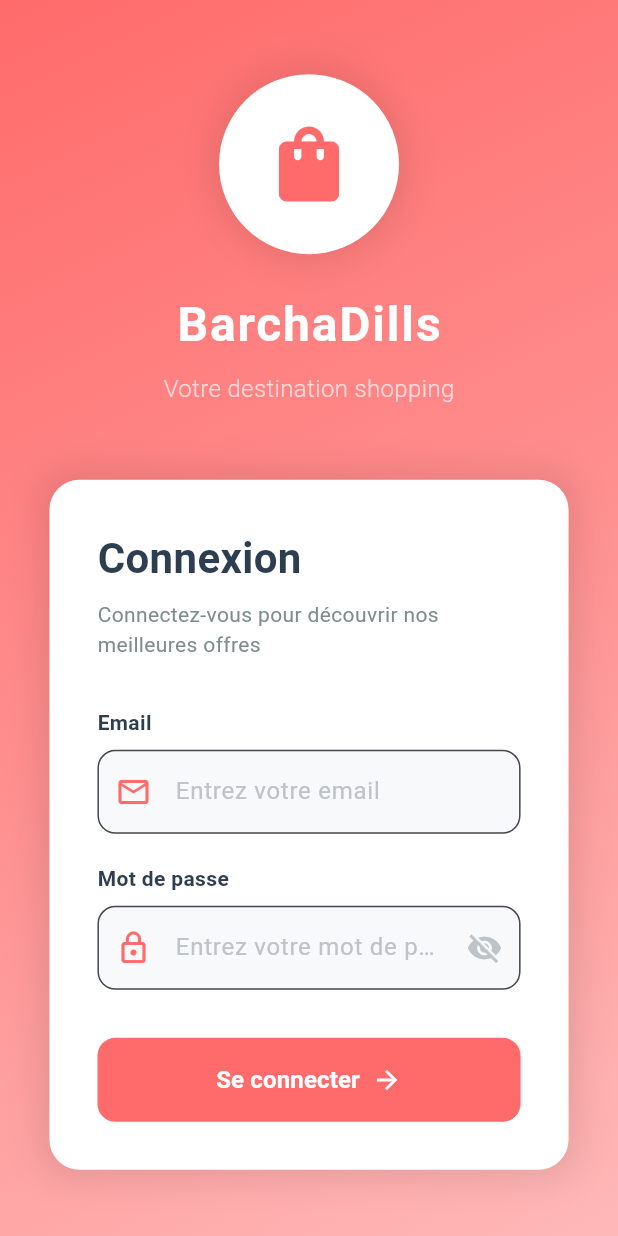
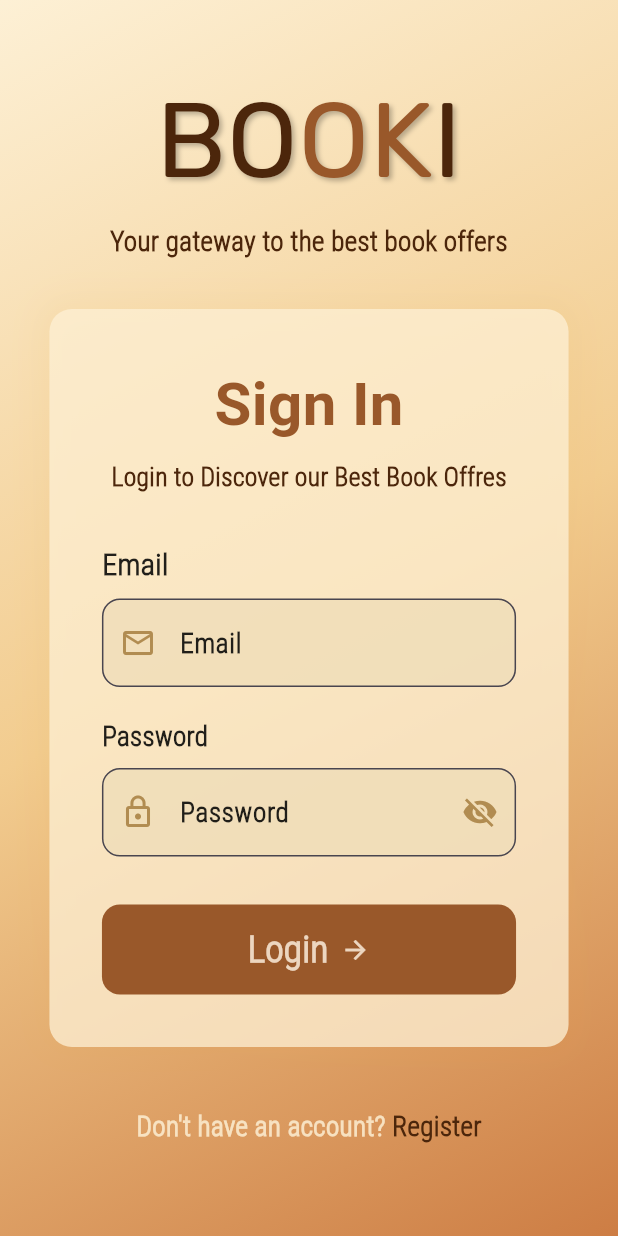
Before and after one commit to Yasmine-Hmida/BOOKI, a Flutter app: the screen it shows after launch, on a phone screen of 412 x 824 dp. Run offline on Flutter 3.47's test engine with Material 3 defaults, Android fonts, the phone set to English and light mode, and no system bars; project files that could hold a hidden picture were left out.

Commit message:
Creation of the Login Page

```diff
--- a/lib/screens/home_screen.dart
+++ b/lib/screens/home_screen.dart
@@ -1,3 +1,5 @@
+// ignore_for_file: library_private_types_in_public_api, deprecated_member_use
+
 import 'package:flutter/material.dart';
 
 class HomeScreen extends StatefulWidget {
@@ -360,7 +362,7 @@ class _HomeScreenState extends State<HomeScreen> {
         ),
 
         // Grille des catégories
-        Container(
+        SizedBox(
           height: 120,
           child: ListView.builder(
             scrollDirection: Axis.horizontal,
@@ -446,7 +448,7 @@ class _HomeScreenState extends State<HomeScreen> {
         ),
 
         // Liste horizontale des promotions
-        Container(
+        SizedBox(
           height: 120,
           child: ListView.builder(
             scrollDirection: Axis.horizontal,
--- a/lib/screens/login_screen.dart
+++ b/lib/screens/login_screen.dart
@@ -1,3 +1,5 @@
+// ignore_for_file: library_private_types_in_public_api, deprecated_member_use
+
 import 'package:flutter/material.dart';
 
 class LoginScreen extends StatefulWidget {
@@ -8,193 +10,182 @@ class LoginScreen extends StatefulWidget {
 }
 
 class _LoginScreenState extends State<LoginScreen> {
-  // Contrôleurs pour les champs de texte email et mot de passe
   final TextEditingController _emailController = TextEditingController();
   final TextEditingController _passwordController = TextEditingController();
-
-  // Variable pour contrôler la visibilité du mot de passe
   bool _showPassword = false;
 
-  // Méthode pour gérer la connexion utilisateur
   void _handleLogin() {
-    // Récupération des valeurs saisies
     final email = _emailController.text;
     final password = _passwordController.text;
 
-    // Vérification que les champs ne sont pas vides
     if (email.isEmpty || password.isEmpty) {
       ScaffoldMessenger.of(context).showSnackBar(
         const SnackBar(
-          content: Text('Veuillez remplir tous les champs'),
-          backgroundColor: Color(0xFFE74C3C),
+          content: Text('Please Fill all the Fields'),
+          backgroundColor: Color(0xFF99582a),
         ),
       );
       return;
     }
 
-    // Validation du format email avec regex
     final emailRegex = RegExp(r'^[^\s@]+@[^\s@]+\.[^\s@]+$');
     if (!emailRegex.hasMatch(email)) {
       ScaffoldMessenger.of(context).showSnackBar(
         const SnackBar(
-          content: Text('Format email invalide'),
-          backgroundColor: Color(0xFFE74C3C),
+          content: Text('Invalid Email Format'),
+          backgroundColor: Color(0xFF99582a),
         ),
       );
       return;
     }
 
-    // Vérification des identifiants (test simple)
     if (email == 'test@barchadills.com' && password == '123456') {
       ScaffoldMessenger.of(context).showSnackBar(
         const SnackBar(
-          content: Text('Connexion réussie! Bienvenue sur BarchaDills 🛍️'),
-          backgroundColor: Color(0xFF27AE60),
+          content: Text('Login Done Successfully! Welcome to Booki'),
+          backgroundColor: Color.fromARGB(255, 113, 168, 136),
         ),
       );
-      // Navigation vers l'écran d'accueil
       Navigator.pushReplacementNamed(context, '/home');
     } else {
       ScaffoldMessenger.of(context).showSnackBar(
         const SnackBar(
-          content: Text('Email ou mot de passe incorrect'),
-          backgroundColor: Color(0xFFE74C3C),
+          content: Text('Email ou password Incorrect'),
+          backgroundColor: Color(0xFF99582a),
         ),
       );
     }
   }
 
-  // Méthode pour basculer la visibilité du mot de passe
   void _toggleShowPassword() {
     setState(() {
       _showPassword = !_showPassword;
     });
   }
 
-  // Navigation vers l'écran d'inscription
   void _navigateToRegister() {
     Navigator.pushNamed(context, '/register');
   }
 
   @override
   Widget build(BuildContext context) {
-    // Récupération des dimensions de l'écran
     final size = MediaQuery.of(context).size;
     final width = size.width;
-    final height = size.height;
 
     return Scaffold(
-      // Couleur de fond dégradée
       body: Container(
         width: double.infinity,
         height: double.infinity,
-        // Dégradé de fond avec les couleurs du thème shopping
         decoration: const BoxDecoration(
           gradient: LinearGradient(
             begin: Alignment.topLeft,
             end: Alignment.bottomRight,
             colors: [
-              Color(0xFFFF6B6B), // Rose corail
-              Color(0xFFFF8E8E), // Rose plus clair
-              Color(0xFFFFB8B8), // Rose très clair
+              Color(0xFFFDF0D5),
+              Color(0xFFf2cc8f),
+              Color.fromARGB(255, 205, 125, 68),
             ],
           ),
         ),
         child: SafeArea(
-          child: SingleChildScrollView(
-            // Padding global pour l'écran
+          child: LayoutBuilder(
+            builder: (context, constraints) {
+              return SingleChildScrollView(
                 padding: EdgeInsets.symmetric(horizontal: width * 0.08),
+                child: ConstrainedBox(
+                  constraints: BoxConstraints(minHeight: constraints.maxHeight),
+                  child: IntrinsicHeight(
                     child: Column(
+                      mainAxisAlignment: MainAxisAlignment.center,
                       children: [
-                // Section du haut avec logo et titre
-                _buildHeader(height),
+                        Row(
+                          mainAxisAlignment: MainAxisAlignment.center,
+                          children: <Widget>[
+                            const Text(
+                              'BO',
+                              style: TextStyle(
+                                fontSize: 70,
+                                fontFamily: 'Rubik',
+                                color: Color(0xFF4C260B),
+                                shadows: [
+                                  Shadow(
+                                    offset: Offset(2, 2),
+                                    blurRadius: 4,
+                                    color: Colors.black26,
+                                  ),
+                                ],
+                              ),
+                            ),
+                            const Text(
+                              'OK',
+                              style: TextStyle(
+                                fontSize: 70,
+                                fontFamily: 'Rubik',
+                                color: Color(0xFF99582a),
+                                shadows: [
+                                  Shadow(
+                                    offset: Offset(2, 2),
+                                    blurRadius: 4,
+                                    color: Colors.black26,
+                                  ),
+                                ],
+                              ),
+                            ),
+                            const Text(
+                              'I',
+                              style: TextStyle(
+                                fontSize: 70,
+                                fontFamily: 'Rubik',
+                                color: Color(0xFF4C260B),
+                                shadows: [
+                                  Shadow(
+                                    offset: Offset(2, 2),
+                                    blurRadius: 4,
+                                    color: Colors.black26,
+                                  ),
+                                ],
+                              ),
+                            ),
+                          ],
+                        ),
 
-                // Section du formulaire avec carte blanche
+                        const SizedBox(height: 4),
+                        const Text(
+                          'Your gateway to the best book offers',
+                          textAlign: TextAlign.center,
+                          style: TextStyle(
+                            fontSize: 18,
+                            fontFamily: 'RobotoLight',
+                            fontWeight: FontWeight.w900,
+                            color: Color.fromARGB(255, 76, 38, 11),
+                          ),
+                        ),
+                        const SizedBox(height: 32),
                         _buildLoginCard(width),
-
-                // Lien vers l'inscription
                         _buildRegisterLink(),
                       ],
                     ),
+                  ),
+                ),
+              );
+            },
           ),
         ),
       ),
     );
   }
 
-  // Construction de l'en-tête avec logo et titre
-  Widget _buildHeader(double height) {
-    return Container(
-      // Espacement vertical adaptatif
-      padding: EdgeInsets.symmetric(vertical: height * 0.06),
-      child: Column(
-        children: [
-          // Logo de l'application (icône shopping bag)
-          Container(
-            width: 120,
-            height: 120,
-            decoration: BoxDecoration(
-              color: Colors.white,
-              shape: BoxShape.circle,
-              // Ombre portée pour le logo
-              boxShadow: [
-                BoxShadow(
-                  color: Colors.black.withOpacity(0.1),
-                  blurRadius: 20,
-                  spreadRadius: 5,
-                ),
-              ],
-            ),
-            child: const Icon(
-              Icons.shopping_bag,
-              size: 60,
-              color: Color(0xFFFF6B6B),
-            ),
-          ),
-
-          const SizedBox(height: 24),
-
-          // Titre de l'application
-          const Text(
-            'BarchaDills',
-            style: TextStyle(
-              fontSize: 32,
-              fontWeight: FontWeight.bold,
-              color: Colors.white,
-              letterSpacing: 1.2,
-            ),
-          ),
-
-          const SizedBox(height: 8),
-
-          // Sous-titre
-          const Text(
-            'Votre destination shopping',
-            style: TextStyle(
-              fontSize: 16,
-              color: Colors.white70,
-              fontWeight: FontWeight.w300,
-            ),
-          ),
-        ],
-      ),
-    );
-  }
-
-  // Construction de la carte de connexion
   Widget _buildLoginCard(double width) {
     return Container(
       width: double.infinity,
-      // Padding interne de la carte
-      padding: const EdgeInsets.all(32),
+      padding: const EdgeInsets.all(35),
       margin: const EdgeInsets.only(bottom: 24),
       decoration: BoxDecoration(
-        color: Colors.white,
-        borderRadius: BorderRadius.circular(20),
-        // Ombre portée pour la carte
+        color: const Color.fromARGB(192, 253, 240, 213),
+        borderRadius: BorderRadius.circular(15),
         boxShadow: [
           BoxShadow(
-            color: Colors.black.withOpacity(0.1),
+            color: const Color.fromARGB(255, 231, 172, 78).withOpacity(0.1),
             blurRadius: 20,
             spreadRadius: 5,
           ),
@@ -203,94 +194,84 @@ class _LoginScreenState extends State<LoginScreen> {
       child: Column(
         crossAxisAlignment: CrossAxisAlignment.start,
         children: [
-          // Titre de la section connexion
-          const Text(
-            'Connexion',
+          Center(
+            child: const Text(
+              'Sign In',
               style: TextStyle(
-              fontSize: 28,
+                fontSize: 40,
                 fontWeight: FontWeight.bold,
-              color: Color(0xFF2C3E50),
+                color: Color(0xFF99582a),
               ),
             ),
-
+          ),
           const SizedBox(height: 8),
-
-          // Message d'accueil
-          const Text(
-            'Connectez-vous pour découvrir nos meilleures offres',
+          Center(
+            child: const Text(
+              'Login to Discover our Best Book Offres',
               style: TextStyle(
-              fontSize: 14,
-              color: Color(0xFF7F8C8D),
+                fontSize: 17,
+                fontFamily: 'RobotoLight',
+                fontWeight: FontWeight.w900,
+                color: Color.fromARGB(255, 76, 38, 11),
               ),
             ),
-
+          ),
           const SizedBox(height: 32),
-
-          // Champ email
           _buildEmailField(),
-
           const SizedBox(height: 20),
-
-          // Champ mot de passe
           _buildPasswordField(),
-
           const SizedBox(height: 32),
-
-          // Bouton de connexion
           _buildLoginButton(width),
         ],
       ),
     );
   }
 
-  // Construction du champ email
   Widget _buildEmailField() {
     return Column(
       crossAxisAlignment: CrossAxisAlignment.start,
       children: [
-        // Label du champ
         const Text(
           'Email',
           style: TextStyle(
-            fontSize: 14,
-            fontWeight: FontWeight.w600,
-            color: Color(0xFF2C3E50),
+            fontSize: 20,
+            fontFamily: 'RobotoLight',
+            fontWeight: FontWeight.w900,
+            color: Colors.black87,
           ),
         ),
-
         const SizedBox(height: 8),
-
-        // Champ de saisie email
         TextField(
           controller: _emailController,
           decoration: InputDecoration(
-            hintText: 'Entrez votre email',
-            hintStyle: const TextStyle(color: Color(0xFFBDC3C7)),
+            hintText: 'Email',
+            hintStyle: const TextStyle(
+              color: Colors.black87,
+              fontSize: 18,
+              fontFamily: 'RobotoLight',
+              fontWeight: FontWeight.w900,
+            ),
             filled: true,
-            fillColor: const Color(0xFFF8F9FA),
-            // Icône email à gauche
+            fillColor: const Color.fromARGB(195, 239, 221, 184),
             prefixIcon: const Icon(
               Icons.email_outlined,
-              color: Color(0xFFFF6B6B),
+              color: Color.fromARGB(255, 177, 140, 81),
             ),
-            // Padding interne du champ
             contentPadding: const EdgeInsets.symmetric(
               horizontal: 16,
               vertical: 16,
             ),
-            // Bordure normale
             border: OutlineInputBorder(
               borderRadius: BorderRadius.circular(12),
               borderSide: const BorderSide(
-                color: Color(0xFFE8E8E8),
+                color: Color.fromARGB(201, 231, 111, 81),
                 width: 1,
               ),
             ),
-            // Bordure en focus
             focusedBorder: OutlineInputBorder(
               borderRadius: BorderRadius.circular(12),
               borderSide: const BorderSide(
-                color: Color(0xFFFF6B6B),
+                color: Color.fromARGB(255, 76, 38, 11),
                 width: 2,
               ),
             ),
@@ -303,62 +284,55 @@ class _LoginScreenState extends State<LoginScreen> {
     );
   }
 
-  // Construction du champ mot de passe
   Widget _buildPasswordField() {
     return Column(
       crossAxisAlignment: CrossAxisAlignment.start,
       children: [
-        // Label du champ
         const Text(
-          'Mot de passe',
+          'Password',
           style: TextStyle(
-            fontSize: 14,
-            fontWeight: FontWeight.w600,
-            color: Color(0xFF2C3E50),
+            color: Colors.black87,
+            fontSize: 18,
+            fontFamily: 'RobotoLight',
+            fontWeight: FontWeight.w900,
           ),
         ),
-
         const SizedBox(height: 8),
-
-        // Champ de saisie mot de passe
         TextField(
           controller: _passwordController,
           decoration: InputDecoration(
-            hintText: 'Entrez votre mot de passe',
-            hintStyle: const TextStyle(color: Color(0xFFBDC3C7)),
+            hintText: 'Password',
+            hintStyle: const TextStyle(
+              color: Colors.black87,
+              fontSize: 18,
+              fontFamily: 'RobotoLight',
+              fontWeight: FontWeight.w900,
+            ),
             filled: true,
-            fillColor: const Color(0xFFF8F9FA),
-            // Icône cadenas à gauche
+            fillColor: const Color.fromARGB(195, 239, 221, 184),
             prefixIcon: const Icon(
               Icons.lock_outline,
-              color: Color(0xFFFF6B6B),
+              color: Color.fromARGB(255, 177, 140, 81),
             ),
-            // Bouton pour afficher/masquer le mot de passe
             suffixIcon: IconButton(
               icon: Icon(
                 _showPassword ? Icons.visibility : Icons.visibility_off,
-                color: const Color(0xFFBDC3C7),
+                color: const Color.fromARGB(255, 177, 140, 81),
               ),
               onPressed: _toggleShowPassword,
             ),
-            // Padding interne du champ
             contentPadding: const EdgeInsets.symmetric(
               horizontal: 16,
               vertical: 16,
             ),
-            // Bordure normale
             border: OutlineInputBorder(
               borderRadius: BorderRadius.circular(12),
-              borderSide: const BorderSide(
-                color: Color(0xFFE8E8E8),
-                width: 1,
+              borderSide: const BorderSide(color: Color(0xFFE8E8E8), width: 1),
             ),
-            ),
-            // Bordure en focus
             focusedBorder: OutlineInputBorder(
               borderRadius: BorderRadius.circular(12),
               borderSide: const BorderSide(
-                color: Color(0xFFFF6B6B),
+                color: Color.fromARGB(255, 76, 38, 11),
                 width: 2,
               ),
             ),
@@ -370,16 +344,14 @@ class _LoginScreenState extends State<LoginScreen> {
     );
   }
 
-  // Construction du bouton de connexion
   Widget _buildLoginButton(double width) {
     return SizedBox(
       width: double.infinity,
-      height: 56,
+      height: 60,
       child: ElevatedButton(
         onPressed: _handleLogin,
         style: ElevatedButton.styleFrom(
-          // Couleur de fond du bouton
-          backgroundColor: const Color(0xFFFF6B6B),
+          backgroundColor: const Color(0xFF99582a),
           foregroundColor: Colors.white,
           shape: RoundedRectangleBorder(
             borderRadius: BorderRadius.circular(12),
@@ -388,23 +360,20 @@ class _LoginScreenState extends State<LoginScreen> {
         ),
         child: Row(
           mainAxisAlignment: MainAxisAlignment.center,
-          children: [
-            // Texte du bouton
-            const Text(
-              'Se connecter',
+          children: const [
+            Text(
+              'Login',
               style: TextStyle(
-                fontSize: 16,
+                fontSize: 25,
+                color: Color.fromARGB(208, 255, 242, 226),
+                fontFamily: 'RobotoLight',
                 fontWeight: FontWeight.bold,
-                color: Colors.white,
               ),
             ),
-
-            const SizedBox(width: 8),
-
-            // Icône flèche
-            const Icon(
+            SizedBox(width: 8),
+            Icon(
               Icons.arrow_forward,
-              color: Colors.white,
+              color: Color.fromARGB(208, 255, 242, 226),
               size: 20,
             ),
           ],
@@ -413,7 +382,6 @@ class _LoginScreenState extends State<LoginScreen> {
     );
   }
 
-  // Construction du lien d'inscription
   Widget _buildRegisterLink() {
     return GestureDetector(
       onTap: _navigateToRegister,
@@ -421,24 +389,23 @@ class _LoginScreenState extends State<LoginScreen> {
         padding: const EdgeInsets.symmetric(vertical: 16),
         child: Row(
           mainAxisAlignment: MainAxisAlignment.center,
-          children: [
-            // Texte normal
-            const Text(
-              'Pas encore de compte? ',
+          children: const [
+            Text(
+              'Don\'t have an account? ',
               style: TextStyle(
-                fontSize: 14,
-                color: Colors.white70,
+                fontSize: 18,
+                fontFamily: 'RobotoLight',
+                fontWeight: FontWeight.w900,
+                color: Color.fromARGB(212, 253, 240, 213),
               ),
             ),
-            // Texte cliquable pour l'inscription
-            const Text(
-              'Créer un compte',
+            Text(
+              'Register',
               style: TextStyle(
-                fontSize: 14,
-                color: Colors.white,
-                fontWeight: FontWeight.bold,
-                decoration: TextDecoration.underline,
-                decorationColor: Colors.white,
+                fontSize: 18,
+                fontFamily: 'RobotoLight',
+                fontWeight: FontWeight.w900,
+                color: Color.fromARGB(255, 76, 38, 11),
               ),
             ),
           ],
@@ -447,7 +414,6 @@ class _LoginScreenState extends State<LoginScreen> {
     );
   }
 
-  // Nettoyage des ressources lors de la destruction du widget
   @override
   void dispose() {
     _emailController.dispose();
--- a/lib/screens/register_screen.dart
+++ b/lib/screens/register_screen.dart
@@ -1,3 +1,5 @@
+// ignore_for_file: library_private_types_in_public_api, use_build_context_synchronously, deprecated_member_use
+
 import 'package:flutter/material.dart';
 
 class RegisterScreen extends StatefulWidget {
@@ -33,20 +35,20 @@ class _RegisterScreenState extends State<RegisterScreen> {
 
     // Vérification que tous les champs obligatoires sont remplis
     if (name.isEmpty || email.isEmpty || password.isEmpty || confirmPassword.isEmpty) {
-      _showSnackBar('Veuillez remplir tous les champs obligatoires', false);
+      _showSnackBar('Please Fill all the Fields!', false);
       return;
     }
 
     // Validation de la longueur du nom
     if (name.length < 2) {
-      _showSnackBar('Le nom doit contenir au moins 2 caractères', false);
+      _showSnackBar('The Username must contain at least 2 characters', false);
       return;
     }
 
     // Validation du format email avec regex
     final emailRegex = RegExp(r'^[^\s@]+@[^\s@]+\.[^\s@]+$');
     if (!emailRegex.hasMatch(email)) {
-      _showSnackBar('Format email invalide', false);
+      _showSnackBar('Invalid Email Format', false);
       return;
     }
 
@@ -54,26 +56,26 @@ class _RegisterScreenState extends State<RegisterScreen> {
     if (phone.isNotEmpty) {
       final phoneRegex = RegExp(r'^\+?[0-9]{8,15}$');
       if (!phoneRegex.hasMatch(phone)) {
-        _showSnackBar('Format de téléphone invalide', false);
+        _showSnackBar('Invalid Phone Number', false);
         return;
       }
     }
 
     // Validation de la longueur du mot de passe
     if (password.length < 6) {
-      _showSnackBar('Le mot de passe doit contenir au moins 6 caractères', false);
+      _showSnackBar('The Password mush contain at least 6 characters', false);
       return;
     }
 
     // Vérification que les mots de passe correspondent
     if (password != confirmPassword) {
-      _showSnackBar('Les mots de passe ne correspondent pas', false);
+      _showSnackBar('Passwords do not match', false);
       return;
     }
 
     // Vérification de l'acceptation des conditions
     if (!_acceptTerms) {
-      _showSnackBar('Veuillez accepter les conditions d\'utilisation', false);
+      _showSnackBar('Accepting the terms is required', false);
       return;
     }
 
```
Also changed, not shown: pubspec.yaml (+12 -0 lines), assets/fonts/Nunito-VariableFont_wght.ttf (added), assets/fonts/RobotoCondensed-Black.ttf (added), assets/fonts/RobotoCondensed-Light.ttf (added), assets/fonts/RobotoCondensed-Thin.ttf (added), assets/fonts/RubikSprayPaint-Regular.ttf (added). Lines whose indentation alone changed are shown as unchanged.
